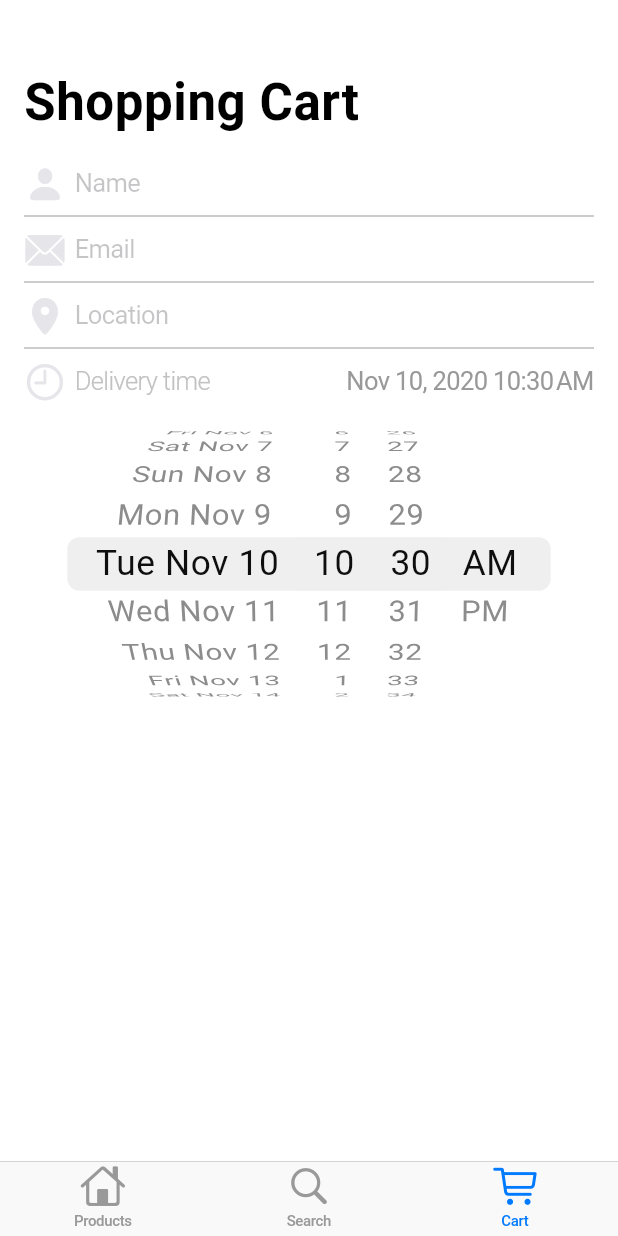
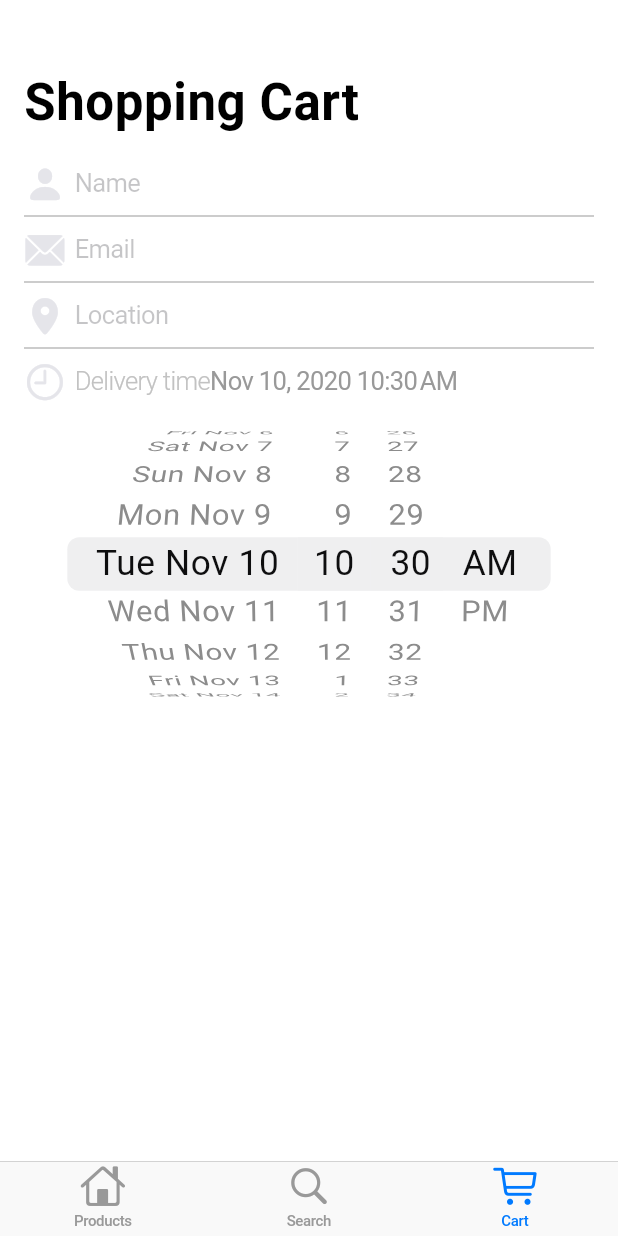
Before and after one commit to 4realDev/Accessible-Flutter, a Flutter app: the screen it shows after launch, item 3 of the bottom bar chosen, on a phone screen of 412 x 824 dp. Run offline on Flutter 3.47's test engine with Material 2 defaults, Android fonts, the phone set to English and light mode, and no system bars.

```diff
--- a/accessible-flutter-optimized/lib/shopping_cart_tab.dart
+++ b/accessible-flutter-optimized/lib/shopping_cart_tab.dart
@@ -118,9 +118,11 @@ class _ShoppingCartTabState extends State<ShoppingCartTab>{
                 ),
               ],
             ),
-            Text(
-              DateFormat.yMMMd().add_jm().format(dateTime), // default Time = DateTime.now()
-              style: Styles.deliveryTime,
+            Expanded(
+              child: Text(
+                DateFormat.yMMMd().add_jm().format(dateTime), // default Time = DateTime.now()
+                style: Styles.deliveryTime,
+              ),
             ),
           ],
         ),
@@ -198,23 +200,30 @@ class _ShoppingCartTabState extends State<ShoppingCartTab>{
 
                     /*** DISPLAY THREE TEXTES ***/
                     children: <Widget>[
+
+                      const SizedBox(height: 24),
+
                       Text(
                         'Shipping '
                             '${_currencyFormat.format(model.shippingCost)}',
                         style: Styles.productRowItemPrice,
                       ),
+
                       const SizedBox(height: 6),
 
                       Text(
                         'Tax ${_currencyFormat.format(model.tax)}',
                         style: Styles.productRowItemPrice,
                       ),
+
                       const SizedBox(height: 6),
 
                       Text(
                         'Total  ${_currencyFormat.format(model.totalCost)}',
                         style: Styles.productRowTotal,
                       ),
+
+                      const SizedBox(height: 18),
 
                     ],
                   )
--- a/accessible-flutter-optimized/lib/styles.dart
+++ b/accessible-flutter-optimized/lib/styles.dart
@@ -5,6 +5,13 @@ abstract class Styles {
   static const TextStyle productRowItemName = TextStyle(
     color: Color.fromRGBO(0, 0, 0, 0.8),
     fontSize: 18,
+    fontStyle: FontStyle.normal,
+    fontWeight: FontWeight.normal,
+  );
+
+  static const TextStyle cartProductRowItemName = TextStyle(
+    color: Color.fromRGBO(0, 0, 0, 0.8),
+    fontSize: 16,
     fontStyle: FontStyle.normal,
     fontWeight: FontWeight.normal,
   );
@@ -19,6 +26,12 @@ abstract class Styles {
   static const TextStyle productRowItemPrice = TextStyle(
     color: Color(0xFF8E8E93),
     fontSize: 13,
+    fontWeight: FontWeight.w300,
+  );
+
+  static const TextStyle productTabDescription = TextStyle(
+    color: Color(0xFF8E8E93),
+    fontSize: 16,
     fontWeight: FontWeight.w300,
   );
 
```
Also changed, not shown: accessible-flutter-optimized/lib/layout/shopping_cart_item.dart (+65 -13 lines).
